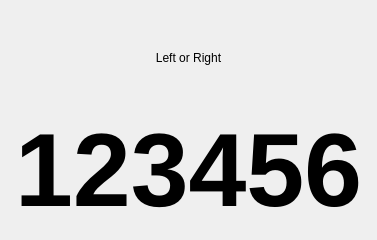
This is src/PageIndicator.ui in ic005k/Knot-Legacy as Qt 5 draws it before an edit. The edited form follows.
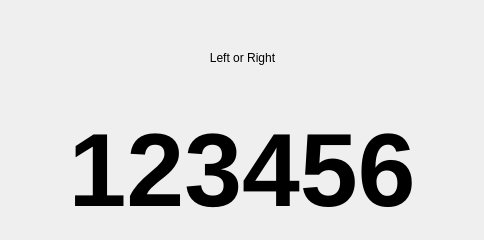
This is the edited form.

```diff
--- a/src/PageIndicator.ui
+++ b/src/PageIndicator.ui
@@ -6,7 +6,7 @@
    <rect>
     <x>0</x>
     <y>0</y>
-    <width>377</width>
+    <width>484</width>
     <height>240</height>
    </rect>
   </property>
```
Left out of the diff: 4 changed lines with no effect on the pictures.
